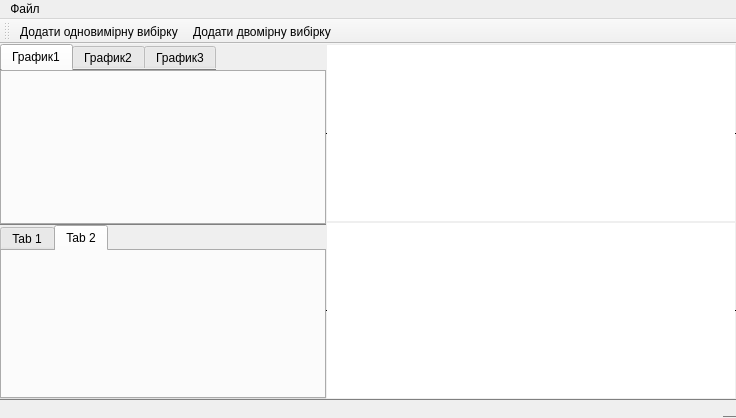
The window that mainwindow.ui (RdEErAqUa/Quau2) describes before a commit, drawn with Qt 5.
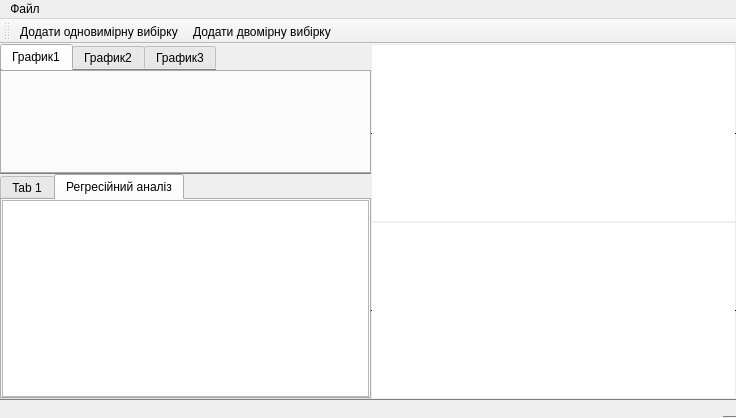
The same window after the commit. The open tabs and pages were chosen to show the change. Icons and pictures are not drawn. Custom widgets are drawn as their Qt base class.

What changed in the file:
```diff
--- a/mainwindow.ui
+++ b/mainwindow.ui
@@ -206,8 +206,25 @@
         </widget>
         <widget class="QWidget" name="tab_2">
          <attribute name="title">
-          <string>Tab 2</string>
+          <string>Регресійний аналіз</string>
          </attribute>
+         <layout class="QGridLayout" name="gridLayout_6">
+          <property name="leftMargin">
+           <number>0</number>
+          </property>
+          <property name="topMargin">
+           <number>0</number>
+          </property>
+          <property name="rightMargin">
+           <number>0</number>
+          </property>
+          <property name="bottomMargin">
+           <number>0</number>
+          </property>
+          <item row="0" column="0">
+           <widget class="QTableView" name="tableView"/>
+          </item>
+         </layout>
         </widget>
        </widget>
       </widget>
```
Left out of the diff: 17 changed lines with no effect on the pictures.
